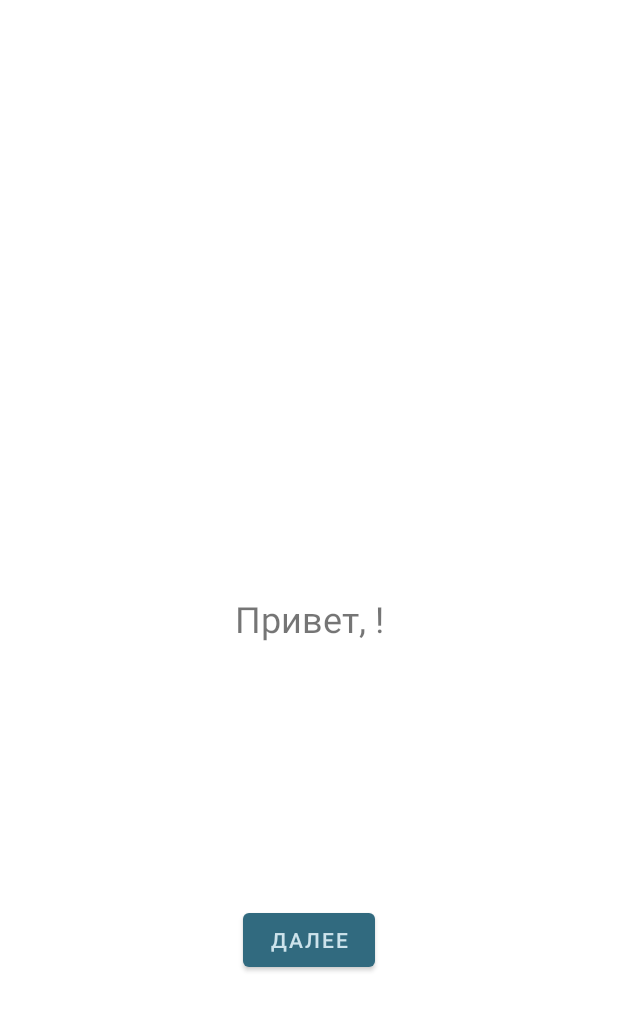
After one commit to pavlovsergey93/HealthySoul, an Android app: the AccountFragment screen opened through its navigation route, on a phone screen of 412 x 824 dp. The commit adds this screen. Shown: the top 1011 px of the screen. Run offline under Robolectric (Android 15) with nearby library versions, the phone set to English and light mode, and no system bars; our stand-ins replace Firebase (no records; nobody signed in at launch, a user with empty details on screens opened directly), data binding; libraries missing offline, so code that uses them is left out: com.firebase.ui; Roboto replaces fonts that are not available here.

Commit message:
Change greeting

```diff
--- /dev/null
+++ b/app/src/main/java/com/gmail/pavlovsv93/healthysoul/ui/authentication/AccountFragment.kt
@@ -0,0 +1,58 @@
+package com.gmail.pavlovsv93.healthysoul.ui.authentication
+
+import android.os.Bundle
+import android.view.LayoutInflater
+import android.view.View
+import android.view.ViewGroup
+import androidx.fragment.app.Fragment
+import androidx.fragment.app.viewModels
+import androidx.lifecycle.Observer
+import androidx.navigation.fragment.findNavController
+import com.firebase.ui.auth.AuthUI
+import com.gmail.pavlovsv93.healthysoul.R
+import com.gmail.pavlovsv93.healthysoul.databinding.FragmentAccountBinding
+import com.google.firebase.auth.FirebaseAuth
+
+class AccountFragment : Fragment() {
+
+    // Get a reference to the ViewModel scoped to this Fragment
+    private val viewModel by viewModels<LoginViewModel>()
+
+    private var _binding: FragmentAccountBinding? = null
+    private  val binding: FragmentAccountBinding get() = _binding!!
+
+    override fun onCreateView(
+        inflater: LayoutInflater, container: ViewGroup?, savedInstanceState: Bundle?
+    ): View {
+
+        // Inflate the layout for this fragment
+        _binding = FragmentAccountBinding.inflate(inflater, container, false)
+
+        return binding.root
+    }
+
+    override fun onViewCreated(view: View, savedInstanceState: Bundle?) {
+        super.onViewCreated(view, savedInstanceState)
+        observeAuthenticationState()
+    }
+
+    private fun observeAuthenticationState() {
+        viewModel.authenticationState.observe(viewLifecycleOwner, Observer { authenticationState ->
+            if (authenticationState == LoginViewModel.AuthenticationState.AUTHENTICATED) {
+
+                val hello = String.format(
+                    resources.getString(
+                        R.string.welcome_message,
+                        FirebaseAuth.getInstance().currentUser?.displayName))
+
+                binding.tvWelcome.text = hello
+
+                binding.logoutButton.setOnClickListener {
+                    AuthUI.getInstance().signOut(requireContext())
+                    findNavController().navigate(AccountFragmentDirections.actionAccountFragmentToTabsFragment())
+
+                }
+            }
+        })
+    }
+}
--- /dev/null
+++ b/app/src/main/java/com/gmail/pavlovsv93/healthysoul/ui/authentication/FirebaseUserLiveData.kt
@@ -0,0 +1,21 @@
+package com.gmail.pavlovsv93.healthysoul.ui.authentication
+
+import androidx.lifecycle.LiveData
+import com.google.firebase.auth.FirebaseAuth
+import com.google.firebase.auth.FirebaseUser
+
+class FirebaseUserLiveData : LiveData<FirebaseUser?>() {
+    private val firebaseAuth = FirebaseAuth.getInstance()
+
+    private val authStateListener = FirebaseAuth.AuthStateListener { firebaseAuth ->
+        value = firebaseAuth.currentUser
+    }
+
+    override fun onActive() {
+        firebaseAuth.addAuthStateListener(authStateListener)
+    }
+
+    override fun onInactive() {
+        firebaseAuth.removeAuthStateListener(authStateListener)
+    }
+}
--- /dev/null
+++ b/app/src/main/java/com/gmail/pavlovsv93/healthysoul/ui/authentication/LoginViewModel.kt
@@ -0,0 +1,19 @@
+package com.gmail.pavlovsv93.healthysoul.ui.authentication
+
+import androidx.lifecycle.ViewModel
+import androidx.lifecycle.map
+
+class LoginViewModel : ViewModel() {
+
+    enum class AuthenticationState {
+        AUTHENTICATED, UNAUTHENTICATED, INVALID_AUTHENTICATION
+    }
+
+    val authenticationState = FirebaseUserLiveData().map { user ->
+        if (user != null) {
+            AuthenticationState.AUTHENTICATED
+        } else {
+            AuthenticationState.UNAUTHENTICATED
+        }
+    }
+}
--- a/app/src/main/res/layout/activity_main.xml
+++ b/app/src/main/res/layout/activity_main.xml
@@ -3,10 +3,10 @@
     xmlns:app="http://schemas.android.com/apk/res-auto"
     xmlns:tools="http://schemas.android.com/tools"
     android:layout_width="match_parent"
-    android:layout_height="match_parent"
-    tools:context=".ui.main.HealthySoulActivity">
+    android:layout_height="match_parent">
 
     <androidx.fragment.app.FragmentContainerView
+        tools:context=".ui.main.HealthySoulActivity"
         android:id="@+id/nav_host_fragment"
         android:name="androidx.navigation.fragment.NavHostFragment"
         android:layout_width="0dp"
--- /dev/null
+++ b/app/src/main/res/layout/fragment_account.xml
@@ -0,0 +1,35 @@
+<?xml version="1.0" encoding="utf-8"?>
+
+<layout
+    xmlns:android="http://schemas.android.com/apk/res/android"
+    xmlns:app="http://schemas.android.com/apk/res-auto"
+    xmlns:tools="http://schemas.android.com/tools">
+
+    <androidx.constraintlayout.widget.ConstraintLayout
+        android:layout_width="match_parent"
+        android:layout_height="match_parent"
+        tools:context=".AccountFragment">
+
+        <TextView
+            android:id="@+id/tv_welcome"
+            android:layout_width="wrap_content"
+            android:layout_height="wrap_content"
+            android:textSize="24sp"
+            app:layout_constraintBottom_toBottomOf="parent"
+            app:layout_constraintEnd_toEndOf="parent"
+            app:layout_constraintStart_toStartOf="parent"
+            app:layout_constraintTop_toTopOf="parent"
+            tools:text="Your personal account" />
+
+        <Button
+            android:id="@+id/logout_button"
+            android:layout_width="wrap_content"
+            android:layout_height="wrap_content"
+            android:text="@string/logout_button_text"
+            app:layout_constraintBottom_toBottomOf="parent"
+            app:layout_constraintEnd_toEndOf="parent"
+            app:layout_constraintStart_toStartOf="parent"
+            app:layout_constraintTop_toBottomOf="@+id/tv_welcome" />
+
+    </androidx.constraintlayout.widget.ConstraintLayout>
+</layout>
--- a/app/src/main/res/navigation/nav_graph.xml
+++ b/app/src/main/res/navigation/nav_graph.xml
@@ -11,23 +11,28 @@
         android:label="SplashFragment"
         tools:layout="@layout/fragment_splash" >
         <action
-            android:id="@+id/action_splashFragment_to_greetingFragment"
-            app:destination="@id/greetingFragment"
+            android:id="@+id/action_splashFragment_to_loginFragment"
+            app:destination="@id/loginFragment"
             app:popUpTo="@id/nav_graph"
             app:popUpToInclusive="false" />
     </fragment>
     <fragment
-        tools:layout="@layout/fragment_greeting"
-        android:id="@+id/greetingFragment"
-        android:name="com.gmail.pavlovsv93.healthysoul.ui.greeting_screen.GreetingFragment"
-        android:label="GreetingFragment" >
+            android:id="@+id/accountFragment"
+            android:name="com.gmail.pavlovsv93.healthysoul.ui.authentication.AccountFragment"
+            android:label="fragment_setting"
+            tools:layout="@layout/fragment_account">
         <action
-            android:id="@+id/action_greetingFragment_to_tabsFragment"
-            app:destination="@id/tabsFragment"
-            app:popUpTo="@id/nav_graph" />
+        android:id="@+id/action_accountFragment_to_tabsFragment"
+        app:destination="@id/tabsFragment"
+        app:popUpTo="@id/nav_graph"/>
     </fragment>
     <fragment
         android:id="@+id/tabsFragment"
         android:name="com.gmail.pavlovsv93.healthysoul.ui.tabs_screen.TabsFragment"
         android:label="TabsFragment" />
+    <fragment
+            android:id="@+id/loginFragment"
+            android:name="com.gmail.pavlovsv93.healthysoul.ui.authentication.LoginFragment"
+            android:label="fragment_login"
+            tools:layout="@layout/fragment_login" />
 </navigation>
--- a/app/src/main/res/values/strings.xml
+++ b/app/src/main/res/values/strings.xml
@@ -5,7 +5,7 @@
     <string name="profile">Profile</string>
     <string name="personal_account_text">Личный кабинет</string>
     <string name="login_button_text">Вход</string>
-    <string name="logout_button_text">Выход</string>
+    <string name="logout_button_text">Далее</string>
     <string name="login_prompt">Выполните вход</string>
     <string name="welcome_message">Привет, %1$s!</string>
     <string name="login_unsuccessful_msg">Вход не выполнен</string>
--- a/build.gradle
+++ b/build.gradle
@@ -4,7 +4,7 @@ buildscript {
         google()
     }
     dependencies {
-        classpath "androidx.navigation:navigation-safe-args-gradle-plugin:2.5.2"
+        classpath "androidx.navigation:navigation-safe-args-gradle-plugin:2.5.3"
         classpath "org.jetbrains.kotlin:kotlin-serialization:1.7.10"
         classpath 'com.google.gms:google-services:4.3.14'
     }
```
Also changed, not shown: app/build.gradle.kts (+7 -3 lines), app/src/main/java/com/gmail/pavlovsv93/healthysoul/ui/authentication/LoginFragment.kt (added, +126 -0 lines), app/src/main/java/com/gmail/pavlovsv93/healthysoul/ui/greeting_screen/GreetingFragment.kt (deleted, +0 -44 lines), app/src/main/java/com/gmail/pavlovsv93/healthysoul/ui/splash_screen/SplashFragment.kt (+22 -46 lines), app/src/main/res/layout/fragment_greeting.xml (deleted, +0 -41 lines), app/src/main/res/layout/fragment_login.xml (added, +35 -0 lines), 3 other files.
